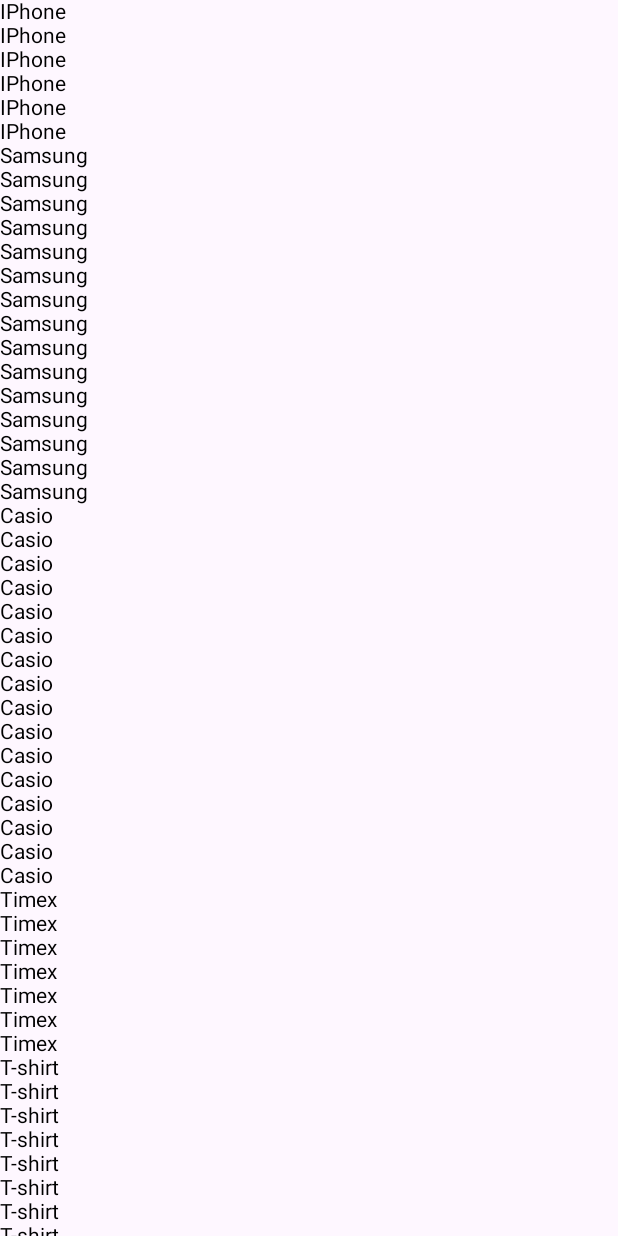
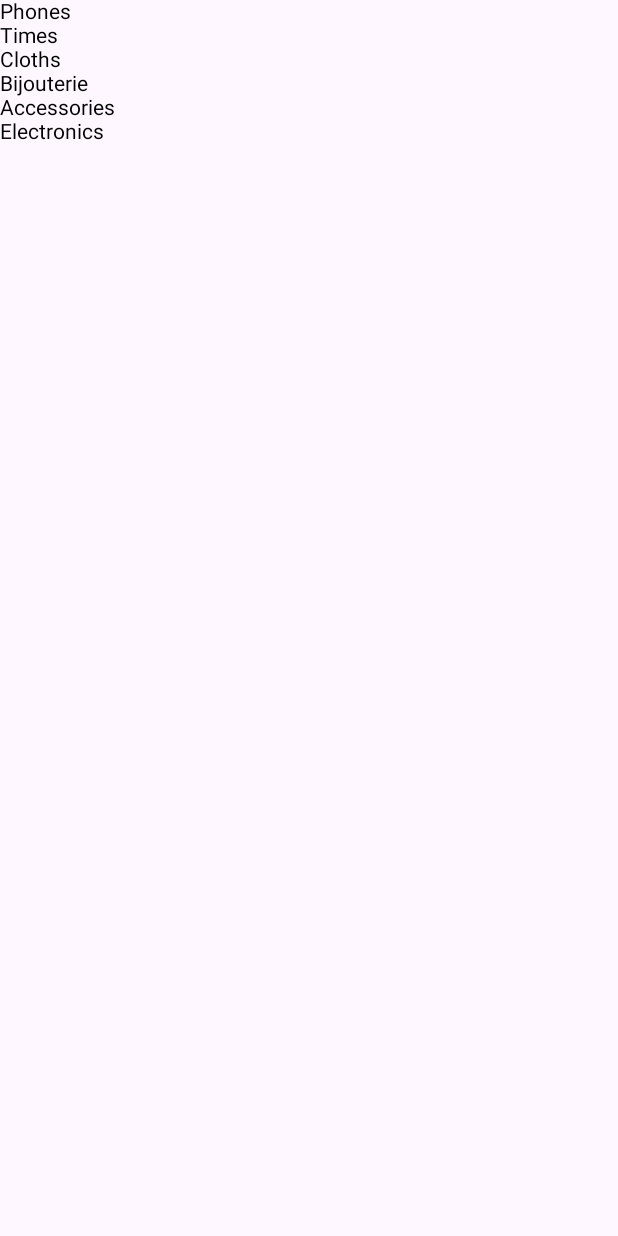
Before and after one commit to Artavazd-Khachatryan/OnlineShop-Android, an Android app built with Jetpack Compose: the screen it shows after launch (MainActivity), on a phone screen of 412 x 824 dp. Run offline under Robolectric (Android 15) with nearby library versions, the phone set to English and light mode, and no system bars.

Commit message:
Create view model for shop and product

```diff
--- a/app/src/main/java/com/onlineshop/online_shop/MainActivity.kt
+++ b/app/src/main/java/com/onlineshop/online_shop/MainActivity.kt
@@ -6,6 +6,7 @@ import androidx.activity.compose.setContent
 import androidx.activity.viewModels
 import androidx.compose.foundation.layout.fillMaxSize
 import androidx.compose.foundation.lazy.LazyColumn
+import androidx.compose.foundation.lazy.items
 import androidx.compose.foundation.text.ClickableText
 import androidx.compose.material3.MaterialTheme
 import androidx.compose.material3.Surface
@@ -14,18 +15,18 @@ import androidx.compose.runtime.Composable
 import androidx.compose.runtime.collectAsState
 import androidx.compose.ui.Modifier
 import androidx.compose.ui.text.AnnotatedString
-import androidx.compose.ui.tooling.preview.Preview
 import androidx.navigation.NavHostController
 import androidx.navigation.compose.NavHost
 import androidx.navigation.compose.composable
 import androidx.navigation.compose.rememberNavController
 import com.onlineshop.online_shop.data.dtomodels.ProductDTO
 import com.onlineshop.online_shop.data.dtomodels.ShopDTO
-import com.onlineshop.online_shop.ui.theme.OnlineShopTheme
+import com.onlineshop.online_shop.ui.ShopViewModel
 
 class MainActivity : ComponentActivity() {
 
-    private val mainViewModel: MainViewModel by viewModels()
+    private val shopViewModel: ShopViewModel by viewModels()
+    private val productViewModel: ProductViewModel by viewModels()
 
     override fun onCreate(savedInstanceState: Bundle?) {
         super.onCreate(savedInstanceState)
@@ -36,9 +37,10 @@ class MainActivity : ComponentActivity() {
                 color = MaterialTheme.colorScheme.background
             ) {
                 AppNavHost(
-                    mainViewModel,
+                    shopViewModel,
+                    productViewModel,
                     navController = rememberNavController(),
-                    MainViewModel.NavigationItem.Shops.route
+                    ShopViewModel.ShopsScreen.PATH
                 )
             }
         }
@@ -48,32 +50,39 @@ class MainActivity : ComponentActivity() {
 
 @Composable
 fun AppNavHost(
-    mainViewModel: MainViewModel,
+    shopViewModel: ShopViewModel,
+    productViewModel: ProductViewModel,
     navController: NavHostController,
-    startDestination: String = MainViewModel.NavigationItem.Shops.route
+    startDestination: String = ShopViewModel.ShopsScreen.PATH
 ) {
     NavHost(
         navController = navController,
         startDestination = startDestination
     ) {
-        composable(MainViewModel.NavigationItem.Shops.route) {
-            val shops = mainViewModel.shopsFlow.collectAsState()
-            ShopsScreen(shops.value) {
-                navController.navigate(MainViewModel.Screen.PRODUCTS.name)
+        composable(ShopViewModel.ShopsScreen.PATH) {
+            val shops = shopViewModel.shopsFlow.collectAsState()
+            ShopsScreen(
+                shops.value,
+                onItemClick = { shopId ->
+                    navController.navigate(
+                        ProductViewModel.ProductsScreen.navigationPath(shopId)
+                    )
                 }
+            )
         }
-        composable(MainViewModel.NavigationItem.Products.route) {
-            val products = mainViewModel.productsFlow.collectAsState()
+        composable(ProductViewModel.ProductsScreen.PATH) { backStackEntry ->
+            val shopId = ProductViewModel.ProductsScreen.getShopId(backStackEntry.arguments!!)
+            productViewModel.onShopId(shopId)
+            val products = productViewModel.productsFlow.collectAsState()
             ProductScreen(products.value)
         }
     }
 }
 
 @Composable
-fun ShopsScreen(shops: List<ShopDTO>, onItemClick: (Long) -> Unit) {
+fun ShopsScreen(shops: List<ShopDTO>, onItemClick: (String) -> Unit) {
     LazyColumn {
-        shops.forEach { shopDTO ->
-            item {
+        items(shops) { shopDTO ->
             shopDTO.name?.let {
                 ClickableText(
                     modifier = Modifier.fillMaxSize(),
@@ -83,13 +92,11 @@ fun ShopsScreen(shops: List<ShopDTO>, onItemClick: (Long) -> Unit) {
         }
     }
 }
-}
 
 @Composable
-fun ProductScreen(product: List<ProductDTO>) {
+fun ProductScreen(products: List<ProductDTO>) {
     LazyColumn {
-        product.forEach { product ->
-            item {
+        items(products) { product ->
             product.title?.let {
                 Text(
                     modifier = Modifier.fillMaxSize(),
@@ -99,20 +106,3 @@ fun ProductScreen(product: List<ProductDTO>) {
         }
     }
 }
-}
-
-@Composable
-fun TestView(name: String, modifier: Modifier = Modifier) {
-    Text(
-        text = "Hello $name!",
-        modifier = modifier
-    )
-}
-
-@Preview(showBackground = true)
-@Composable
-fun GreetingPreview() {
-    OnlineShopTheme {
-        TestView("Android")
-    }
-}
--- a/app/src/main/java/com/onlineshop/online_shop/MainViewModel.kt
+++ /dev/null
@@ -1,36 +0,0 @@
-package com.onlineshop.online_shop
-
-import androidx.lifecycle.ViewModel
-import com.onlineshop.online_shop.data.dtomodels.ProductDTO
-import com.onlineshop.online_shop.data.dtomodels.ProductRepository
-import com.onlineshop.online_shop.data.dtomodels.ShopDTO
-import com.onlineshop.online_shop.data.dtomodels.ShopRepository
-import kotlinx.coroutines.flow.MutableStateFlow
-import kotlinx.coroutines.flow.asStateFlow
-
-class MainViewModel: ViewModel() {
-
-    private val shopRepository = ShopRepository()
-    private val productRepository = ProductRepository()
-
-    private val _shopsMutableFlow = MutableStateFlow(emptyList<ShopDTO>())
-    val shopsFlow = _shopsMutableFlow.asStateFlow()
-
-    private val _productsMutableFlow = MutableStateFlow(emptyList<ProductDTO>())
-    val productsFlow = _productsMutableFlow.asStateFlow()
-
-    init {
-        _shopsMutableFlow.value = shopRepository.getShopList()
-        _productsMutableFlow.value = productRepository.getProductList()
-    }
-
-    enum class Screen {
-        SHOPS,
-        PRODUCTS,
-    }
-
-    sealed class NavigationItem(val route: String) {
-        object Shops : NavigationItem(Screen.SHOPS.name)
-        object Products : NavigationItem(Screen.PRODUCTS.name)
-    }
-}
--- /dev/null
+++ b/app/src/main/java/com/onlineshop/online_shop/ProductViewModel.kt
@@ -0,0 +1,51 @@
+package com.onlineshop.online_shop
+
+import android.content.res.Resources.NotFoundException
+import android.os.Bundle
+import androidx.lifecycle.ViewModel
+import androidx.lifecycle.viewModelScope
+import com.onlineshop.online_shop.data.dtomodels.ProductDTO
+import com.onlineshop.online_shop.data.dtomodels.ProductRepository
+import kotlinx.coroutines.flow.MutableStateFlow
+import kotlinx.coroutines.flow.asStateFlow
+import kotlinx.coroutines.flow.collectLatest
+import kotlinx.coroutines.launch
+
+class ProductViewModel : ViewModel() {
+
+    private val productRepository = ProductRepository()
+
+    private val _productsMutableFlow = MutableStateFlow(emptyList<ProductDTO>())
+    val productsFlow = _productsMutableFlow.asStateFlow()
+
+    private val shopIdFlow = MutableStateFlow<String?>(null)
+
+    init {
+        viewModelScope.launch {
+            shopIdFlow.collectLatest { shopId ->
+                shopId?.let {
+                    loadProducts(it)
+                }
+            }
+        }
+    }
+
+    fun onShopId(shopId: String) {
+        shopIdFlow.value = shopId
+    }
+
+    private fun loadProducts(shopId: String) {
+        val products = productRepository.getProductWithId(shopId)
+        _productsMutableFlow.value = products
+    }
+
+    object ProductsScreen {
+        private const val ARG_SHOP_ID = "shopId"
+        const val PATH = "{$ARG_SHOP_ID}/products"
+
+        fun getShopId(arg: Bundle): String =
+            arg.getString(ARG_SHOP_ID) ?: throw NotFoundException("Argument shop id not found")
+
+        fun navigationPath(shopId: String): String = PATH.replace("{$ARG_SHOP_ID}", shopId)
+    }
+}
--- a/app/src/main/java/com/onlineshop/online_shop/data/dtomodels/ProductDTO.kt
+++ b/app/src/main/java/com/onlineshop/online_shop/data/dtomodels/ProductDTO.kt
@@ -2,7 +2,7 @@ package com.onlineshop.online_shop.data.dtomodels
 
 data class ProductDTO(
     val id: Long? = null,
-    val shopId: Long? = null,
+    val shopId: String? = null,
     val title: String? = null,
     val description: String? = null,
     val price: Double,
--- a/app/src/main/java/com/onlineshop/online_shop/data/dtomodels/ProductRepository.kt
+++ b/app/src/main/java/com/onlineshop/online_shop/data/dtomodels/ProductRepository.kt
@@ -1,20 +1,20 @@
 package com.onlineshop.online_shop.data.dtomodels
 
-import androidx.compose.runtime.produceState
 
 class ProductRepository {
 
-    fun getProductList(): List<ProductDTO> {
+    val productList = buildList {
+        add(ProductDTO(id = 1, shopId = "1", "Samsung", null, 600.0, "Android smartphone"))
+        add(ProductDTO(id = 2, shopId = "2", "Casio", null, 300.0, "Time"))
+        add(ProductDTO(id = 3, shopId = "2", "Timex", null, 100.0, "Time"))
+        add(ProductDTO(id = 4, shopId = "2", "Fossil", null, 300.0, "Time"))
+        add(ProductDTO(id = 5, shopId = "5", "Dell", null, 1300.0, "Laptop"))
+        add(ProductDTO(id = 6, shopId = "5", "HP", null, 1000.0, "Laptop"))
+        add(ProductDTO(id = 7, shopId = "5", "Macbook", null, 1500.0, "Laptop"))
+        add(ProductDTO(id = 8, shopId = "1", "Iphone", null, 300.0, "Ios smartphone"))
+    }
 
-        val productList = mutableListOf<ProductDTO>()
-        productList.add(ProductDTO(id = 1, shopId = 1,"Samsung",null,600.0,"Android smartphone"))
-        productList.add(ProductDTO(id = 2, shopId = 2,"Casio",null,300.0,"Time"))
-        productList.add(ProductDTO(id = 3, shopId = 3,"Timex",null,100.0,"Time"))
-        productList.add(ProductDTO(id = 4, shopId = 4,"Fossil",null,300.0,"Time"))
-        productList.add(ProductDTO(id = 5, shopId = 5,"Dell",null,1300.0,"Laptop"))
-        productList.add(ProductDTO(id = 6, shopId = 6,"HP",null,1000.0,"Laptop"))
-        productList.add(ProductDTO(id = 7, shopId = 7,"Apple",null,1500.0,"Laptop"))
-        productList.add(ProductDTO(id = 8, shopId = 8,"Iphone",null,300.0,"Ios smartphone"))
-        return productList
+    fun getProductWithId(shopId: String): List<ProductDTO> {
+        return productList.filter { product -> shopId == product.shopId }
     }
 }
--- a/app/src/main/java/com/onlineshop/online_shop/data/dtomodels/ShopDTO.kt
+++ b/app/src/main/java/com/onlineshop/online_shop/data/dtomodels/ShopDTO.kt
@@ -1,7 +1,7 @@
 package com.onlineshop.online_shop.data.dtomodels
 
-data class ShopDTO(
-    val id: Long? = null,
+data class  ShopDTO(
+    val id: String? = null,
     val name: String? = null,
     val description: String? = null
 )
--- a/app/src/main/java/com/onlineshop/online_shop/data/dtomodels/ShopRepository.kt
+++ b/app/src/main/java/com/onlineshop/online_shop/data/dtomodels/ShopRepository.kt
@@ -2,89 +2,14 @@ package com.onlineshop.online_shop.data.dtomodels
 
 class ShopRepository {
 
-    fun getShopList(): List<ShopDTO>{
+    fun getShopList(): List<ShopDTO> {
         val shopList = mutableListOf<ShopDTO>()
-        shopList.add(ShopDTO(id = 1,name = "IPhone","Ios Smartphone"))
-        shopList.add(ShopDTO(id = 1,name = "IPhone","Ios Smartphone"))
-        shopList.add(ShopDTO(id = 1,name = "IPhone","Ios Smartphone"))
-        shopList.add(ShopDTO(id = 1,name = "IPhone","Ios Smartphone"))
-        shopList.add(ShopDTO(id = 1,name = "IPhone","Ios Smartphone"))
-        shopList.add(ShopDTO(id = 1,name = "IPhone","Ios Smartphone"))
-        shopList.add(ShopDTO(id = 2,name = "Samsung","Android Smartphone"))
-        shopList.add(ShopDTO(id = 2,name = "Samsung","Android Smartphone"))
-        shopList.add(ShopDTO(id = 2,name = "Samsung","Android Smartphone"))
-        shopList.add(ShopDTO(id = 2,name = "Samsung","Android Smartphone"))
-        shopList.add(ShopDTO(id = 2,name = "Samsung","Android Smartphone"))
-        shopList.add(ShopDTO(id = 2,name = "Samsung","Android Smartphone"))
-        shopList.add(ShopDTO(id = 2,name = "Samsung","Android Smartphone"))
-        shopList.add(ShopDTO(id = 2,name = "Samsung","Android Smartphone"))
-        shopList.add(ShopDTO(id = 2,name = "Samsung","Android Smartphone"))
-        shopList.add(ShopDTO(id = 2,name = "Samsung","Android Smartphone"))
-        shopList.add(ShopDTO(id = 2,name = "Samsung","Android Smartphone"))
-        shopList.add(ShopDTO(id = 2,name = "Samsung","Android Smartphone"))
-        shopList.add(ShopDTO(id = 2,name = "Samsung","Android Smartphone"))
-        shopList.add(ShopDTO(id = 2,name = "Samsung","Android Smartphone"))
-        shopList.add(ShopDTO(id = 2,name = "Samsung","Android Smartphone"))
-        shopList.add(ShopDTO(id = 3,name = "Casio","Time"))
-        shopList.add(ShopDTO(id = 3,name = "Casio","Time"))
-        shopList.add(ShopDTO(id = 3,name = "Casio","Time"))
-        shopList.add(ShopDTO(id = 3,name = "Casio","Time"))
-        shopList.add(ShopDTO(id = 3,name = "Casio","Time"))
-        shopList.add(ShopDTO(id = 3,name = "Casio","Time"))
-        shopList.add(ShopDTO(id = 3,name = "Casio","Time"))
-        shopList.add(ShopDTO(id = 3,name = "Casio","Time"))
-        shopList.add(ShopDTO(id = 3,name = "Casio","Time"))
-        shopList.add(ShopDTO(id = 3,name = "Casio","Time"))
-        shopList.add(ShopDTO(id = 3,name = "Casio","Time"))
-        shopList.add(ShopDTO(id = 3,name = "Casio","Time"))
-        shopList.add(ShopDTO(id = 3,name = "Casio","Time"))
-        shopList.add(ShopDTO(id = 3,name = "Casio","Time"))
-        shopList.add(ShopDTO(id = 3,name = "Casio","Time"))
-        shopList.add(ShopDTO(id = 3,name = "Casio","Time"))
-        shopList.add(ShopDTO(id = 4,name = "Timex","Time"))
-        shopList.add(ShopDTO(id = 4,name = "Timex","Time"))
-        shopList.add(ShopDTO(id = 4,name = "Timex","Time"))
-        shopList.add(ShopDTO(id = 4,name = "Timex","Time"))
-        shopList.add(ShopDTO(id = 4,name = "Timex","Time"))
-        shopList.add(ShopDTO(id = 4,name = "Timex","Time"))
-        shopList.add(ShopDTO(id = 4,name = "Timex","Time"))
-        shopList.add(ShopDTO(id = 5,name = "T-shirt","Shoes"))
-        shopList.add(ShopDTO(id = 5,name = "T-shirt","Shoes"))
-        shopList.add(ShopDTO(id = 5,name = "T-shirt","Shoes"))
-        shopList.add(ShopDTO(id = 5,name = "T-shirt","Shoes"))
-        shopList.add(ShopDTO(id = 5,name = "T-shirt","Shoes"))
-        shopList.add(ShopDTO(id = 5,name = "T-shirt","Shoes"))
-        shopList.add(ShopDTO(id = 5,name = "T-shirt","Shoes"))
-        shopList.add(ShopDTO(id = 5,name = "T-shirt","Shoes"))
-        shopList.add(ShopDTO(id = 5,name = "T-shirt","Shoes"))
-        shopList.add(ShopDTO(id = 5,name = "T-shirt","Shoes"))
-        shopList.add(ShopDTO(id = 5,name = "T-shirt","Shoes"))
-        shopList.add(ShopDTO(id = 5,name = "T-shirt","Shoes"))
-        shopList.add(ShopDTO(id = 5,name = "T-shirt","Shoes"))
-        shopList.add(ShopDTO(id = 5,name = "T-shirt","Shoes"))
-        shopList.add(ShopDTO(id = 5,name = "T-shirt","Shoes"))
-        shopList.add(ShopDTO(id = 5,name = "T-shirt","Shoes"))
-        shopList.add(ShopDTO(id = 5,name = "T-shirt","Shoes"))
-        shopList.add(ShopDTO(id = 5,name = "T-shirt","Shoes"))
-        shopList.add(ShopDTO(id = 6,name = "Boot","Footwear"))
-        shopList.add(ShopDTO(id = 6,name = "Boot","Footwear"))
-        shopList.add(ShopDTO(id = 6,name = "Boot","Footwear"))
-        shopList.add(ShopDTO(id = 6,name = "Boot","Footwear"))
-        shopList.add(ShopDTO(id = 6,name = "Boot","Footwear"))
-        shopList.add(ShopDTO(id = 6,name = "Boot","Footwear"))
-        shopList.add(ShopDTO(id = 6,name = "Boot","Footwear"))
-        shopList.add(ShopDTO(id = 6,name = "Boot","Footwear"))
-        shopList.add(ShopDTO(id = 6,name = "Boot","Footwear"))
-        shopList.add(ShopDTO(id = 6,name = "Boot","Footwear"))
-        shopList.add(ShopDTO(id = 6,name = "Boot","Footwear"))
-        shopList.add(ShopDTO(id = 6,name = "Boot","Footwear"))
-        shopList.add(ShopDTO(id = 6,name = "Boot","Footwear"))
-        shopList.add(ShopDTO(id = 6,name = "Boot","Footwear"))
-        shopList.add(ShopDTO(id = 6,name = "Boot","Footwear"))
-        shopList.add(ShopDTO(id = 6,name = "Boot","Footwear"))
-        shopList.add(ShopDTO(id = 6,name = "Boot","Footwear"))
-        shopList.add(ShopDTO(id = 6,name = "Boot","Footwear"))
-
+        shopList.add(ShopDTO(id = "1", name = "Phones", "Smartphone"))
+        shopList.add(ShopDTO(id = "2", name = "Times", "Time"))
+        shopList.add(ShopDTO(id = "3", name = "Cloths", "Cloth"))
+        shopList.add(ShopDTO(id = "4", name = "Bijouterie", "Bijouterie"))
+        shopList.add(ShopDTO(id = "5", name = "Accessories", "Accessories"))
+        shopList.add(ShopDTO(id = "6", name = "Electronics", "Electronics"))
         return shopList
     }
 }
--- /dev/null
+++ b/app/src/main/java/com/onlineshop/online_shop/ui/ShopViewModel.kt
@@ -0,0 +1,23 @@
+package com.onlineshop.online_shop.ui
+
+import androidx.lifecycle.ViewModel
+import com.onlineshop.online_shop.data.dtomodels.ShopDTO
+import com.onlineshop.online_shop.data.dtomodels.ShopRepository
+import kotlinx.coroutines.flow.MutableStateFlow
+import kotlinx.coroutines.flow.asStateFlow
+
+class ShopViewModel : ViewModel() {
+
+    private val shopRepository = ShopRepository()
+
+    private val _shopsMutableFlow = MutableStateFlow(emptyList<ShopDTO>())
+    val shopsFlow = _shopsMutableFlow.asStateFlow()
+
+    init {
+        _shopsMutableFlow.value = shopRepository.getShopList()
+    }
+
+    object ShopsScreen {
+        const val PATH = "shops"
+    }
+}
--- a/build.gradle.kts
+++ b/build.gradle.kts
@@ -1,5 +1,5 @@
 // Top-level build file where you can add configuration options common to all sub-projects/modules.
 plugins {
-    id("com.android.application") version "8.1.0" apply false
+    id("com.android.application") version "8.2.0" apply false
     id("org.jetbrains.kotlin.android") version "1.8.10" apply false
 }
```
Also changed, not shown: gradle/wrapper/gradle-wrapper.properties. Lines whose indentation alone changed are shown as unchanged.
